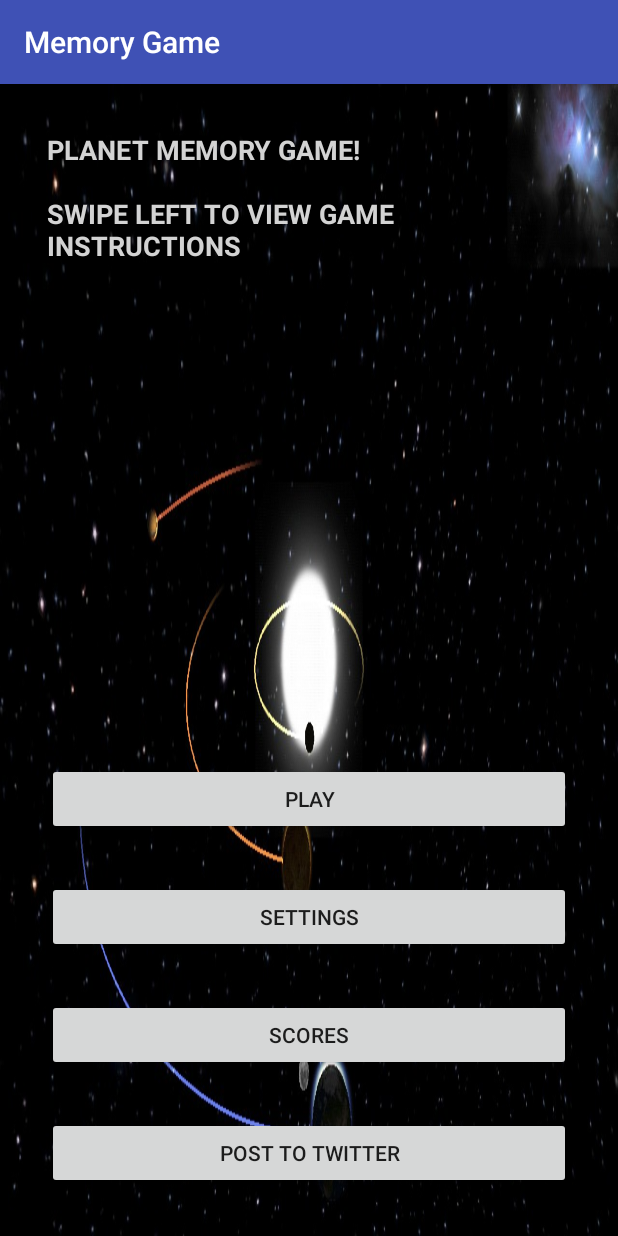
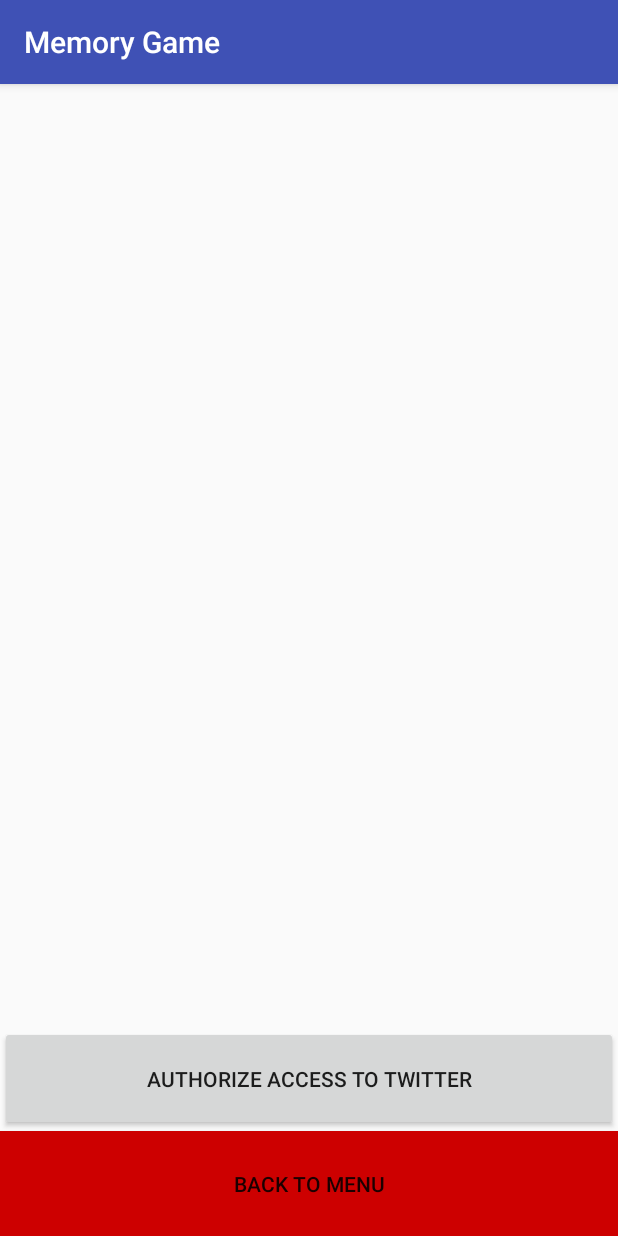
Before and after one commit to Angelo101/MobileComputingassignment2, an Android app: the screen it shows after launch (MenuActivity before the commit, TwitterMain after it), after a tap on "POST TO TWITTER", on a phone screen of 412 x 824 dp. Run offline under Robolectric (Android 15) with nearby library versions, the phone set to English and light mode, and no system bars; libraries missing offline, so code that uses them is left out: twitter4j.auth.

Commit message:
update to twitter works but only once

```diff
--- a/MemoryGame2/app/src/main/AndroidManifest.xml
+++ b/MemoryGame2/app/src/main/AndroidManifest.xml
@@ -22,7 +22,9 @@
         <activity android:name=".SettingsActivity" />
         <activity android:name=".HighScoresDB" />
         <activity android:name=".Authenticate" />
-        <activity android:name=".Instructions"></activity>
+        <activity android:name=".Instructions" />
+        <activity android:name=".TwitterMain" />
+        <activity android:name=".ActionBar"></activity>
     </application>
 
 </manifest>
--- a/MemoryGame2/app/src/main/java/com/example/noobtube/memorygame/HighScoresDB.java
+++ b/MemoryGame2/app/src/main/java/com/example/noobtube/memorygame/HighScoresDB.java
@@ -11,7 +11,6 @@ import android.widget.Toast;
 public class HighScoresDB extends AppCompatActivity {
 
     DatabaseHelper myDB;
-    Button add,view;
     EditText editText;
 
     @Override
--- a/MemoryGame2/app/src/main/java/com/example/noobtube/memorygame/MenuActivity.java
+++ b/MemoryGame2/app/src/main/java/com/example/noobtube/memorygame/MenuActivity.java
@@ -27,9 +27,9 @@ import twitter4j.TwitterFactory;
 import twitter4j.auth.AccessToken;
 
 public class MenuActivity extends  AppCompatActivity {
-    private static final int AUTHENTICATE = 1;
+//    private static final int AUTHENTICATE = 1;
     TextView textView, swipeLeft;
-    Twitter twitter = TwitterFactory.getSingleton();
+//    Twitter twitter = TwitterFactory.getSingleton();
     public GestureDetectorCompat gestureObject;
 
 
@@ -66,6 +66,10 @@ public class MenuActivity extends  AppCompatActivity {
             }
         }
 
+
+//        textView = (TextView) findViewById(R.id.text_view);
+//        textView.setMovementMethod(new ScrollingMovementMethod());
+
         swipeLeft = (TextView) findViewById(R.id.swipeLeft);
         swipeLeft.setText("PLANET MEMORY GAME!\n" +
                 "\nSWIPE LEFT TO VIEW GAME INSTRUCTIONS");
@@ -75,15 +79,8 @@ public class MenuActivity extends  AppCompatActivity {
         post.setOnClickListener(new View.OnClickListener() {
             @Override
             public void onClick(View v) {
-                try {
-                    PostToTwitter.postToTwitter();
-                } catch (IOException e) {
-                    e.printStackTrace();
-                } catch (TwitterException e) {
-                    e.printStackTrace();
-                }
-//                Intent intent = new Intent(context, Authenticate.class);
-//                startActivityForResult(intent, AUTHENTICATE);
+                Intent intent = new Intent(context, TwitterMain.class);
+                startActivity(intent);
 
             }
         });
--- /dev/null
+++ b/MemoryGame2/app/src/main/java/com/example/noobtube/memorygame/TwitterMain.java
@@ -0,0 +1,98 @@
+package com.example.noobtube.memorygame;
+import android.content.Context;
+import android.content.Intent;
+import android.os.Bundle;
+import android.support.v7.app.AppCompatActivity;
+import android.text.method.ScrollingMovementMethod;
+import android.view.View;
+import android.widget.Button;
+import android.widget.TextView;
+
+import twitter4j.Query;
+import twitter4j.QueryResult;
+import twitter4j.Status;
+import twitter4j.Twitter;
+import twitter4j.TwitterFactory;
+import twitter4j.auth.AccessToken;
+
+public class TwitterMain extends AppCompatActivity {
+    Game4x4Activity game = new Game4x4Activity();
+
+    int postHighScore = game.twitterScore;
+    Button menu;
+
+    private static final int AUTHENTICATE = 1;
+    TextView textView;
+    Twitter twitter = TwitterFactory.getSingleton();
+    Context context;
+
+    @Override
+    protected void onCreate(Bundle savedInstanceState) {
+        super.onCreate(savedInstanceState);
+        setContentView(R.layout.activity_twitter_main);
+        context = this;
+
+        textView = (TextView) findViewById(R.id.text_view);
+        textView.setMovementMethod(new ScrollingMovementMethod());
+        menu = (Button)findViewById(R.id.menu);
+        menu.setOnClickListener(new View.OnClickListener() {
+            @Override
+            public void onClick(View v) {
+                Intent intent = new Intent(context, MenuActivity.class);
+                startActivity(intent);
+
+            }
+        });
+    }
+
+    public void authorise(View view) {
+        Intent intent = new Intent(this, Authenticate.class);
+        startActivityForResult(intent, AUTHENTICATE);
+    }
+
+    @Override
+    protected void onActivityResult(int requestCode, int resultCode, final Intent data) {
+        if (requestCode == AUTHENTICATE && resultCode == RESULT_OK) {
+            Background.run(new Runnable() {
+                @Override
+                public void run() {
+                    String token = data.getStringExtra("access token");
+                    String secret = data.getStringExtra("access token secret");
+                    AccessToken accessToken = new AccessToken(token, secret);
+                    twitter.setOAuthAccessToken(accessToken);
+
+                    Query query = new Query("@twitterapi");
+                    QueryResult result;
+                    try {
+                        twitter.updateStatus("I just completed the Memory game in: " + Integer.toString(postHighScore) + "clicks");
+                        result = twitter.search(query);
+                    } catch (final Exception e) {
+                        runOnUiThread(new Runnable() {
+                            @Override
+                            public void run() {
+                                textView.setText(e.toString());
+                            }
+                        });
+                        return;
+                    }
+
+                    // convert tweets into text
+                    final StringBuilder builder = new StringBuilder();
+                    for (Status status : result.getTweets()) {
+                        builder.append(status.getUser().getScreenName())
+                                .append(" said ")
+                                .append(status.getText())
+                                .append("\n");
+                    }
+
+                    runOnUiThread(new Runnable() {
+                        @Override
+                        public void run() {
+                            textView.setText(builder.toString().trim());
+                        }
+                    });
+                }
+            });
+        }
+    }
+}
--- /dev/null
+++ b/MemoryGame2/app/src/main/res/layout/activity_twitter_main.xml
@@ -0,0 +1,33 @@
+<?xml version="1.0" encoding="utf-8"?>
+<LinearLayout xmlns:android="http://schemas.android.com/apk/res/android"
+    xmlns:tools="http://schemas.android.com/tools"
+    android:layout_width="match_parent"
+    android:layout_height="match_parent"
+    android:orientation="vertical"
+    tools:context="com.example.noobtube.memorygame.TwitterMain">
+
+    <TextView
+        android:id="@+id/text_view"
+        android:scrollbars="vertical"
+        android:maxLines="1000"
+        android:layout_width="match_parent"
+        android:layout_height="0dp"
+        android:layout_weight="9" />
+
+    <Button
+        android:text="Authorize access to Twitter"
+        android:onClick="authorise"
+        android:layout_width="match_parent"
+        android:layout_weight="1"
+        android:layout_height="0dp" />
+    <Button
+        android:text="Back to MENU"
+        android:id="@+id/menu"
+        android:onClick="authorise"
+        android:layout_width="match_parent"
+        android:layout_weight="1"
+        android:background="#cd0000"
+        android:layout_height="0dp" />
+
+
+</LinearLayout>
--- a/MemoryGame2/app/src/main/resources/twitter4j.properties
+++ b/MemoryGame2/app/src/main/resources/twitter4j.properties
@@ -1,3 +1,3 @@
-debug=true;
-oauth.consumerKey=kiMjePqMImKXjjrvgWpo649H8
-oauth.consumerSecret=EaJiRXx8LMRZsCvoCAz3pVgkp24NjLYa8GmzGR5IMRrox5wefM
+debug=true
+oauth.consumerKey=uvpUOwJsKHHPxTSOy0LKZMD7X
+oauth.consumerSecret=xAMxBOy3OnVpoi6leUZ2iMS6mrnD9pQqyTe0pb2v833Yn03MQT
```
Also changed, not shown: MemoryGame2/app/src/main/java/com/example/noobtube/memorygame/ActionBar.java (added, +16 -0 lines), MemoryGame2/app/src/main/java/com/example/noobtube/memorygame/Authenticate.java (added, +86 -0 lines), MemoryGame2/app/src/main/java/com/example/noobtube/memorygame/Background.java (added, +12 -0 lines), MemoryGame2/app/src/main/java/com/example/noobtube/memorygame/Game4x4Activity.java (+3 -11 lines), MemoryGame2/app/src/main/res/layout/activity_action_bar.xml (added, +13 -0 lines).
